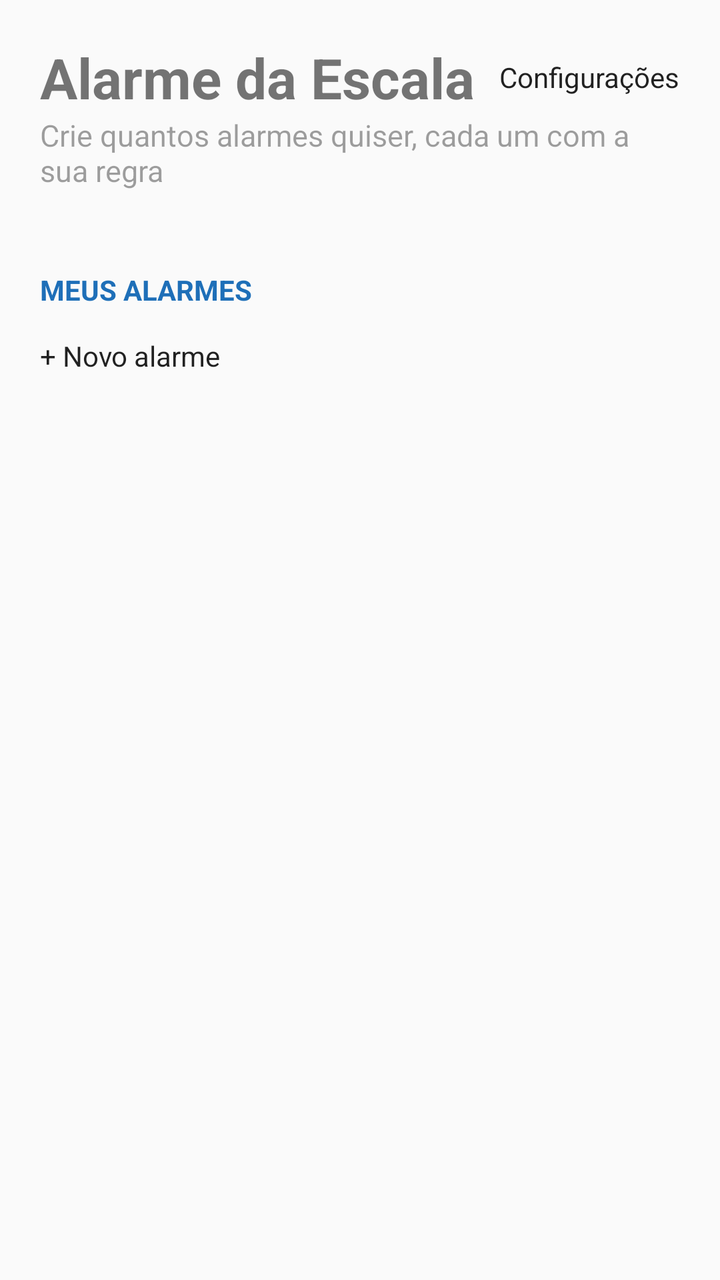
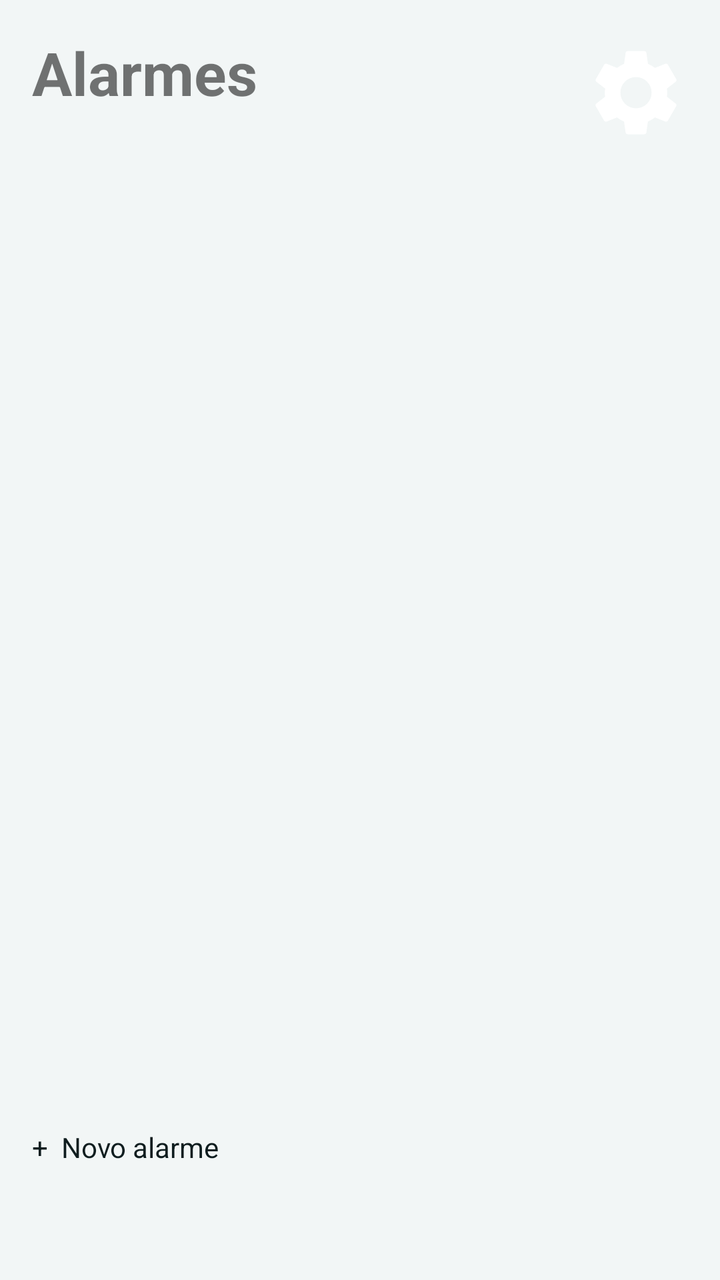

Compare the two renders of this Android layout. The source of the first and the diff that turns it into the second are given below.
<!-- AndroidManifest.xml: application theme Tema -->
<!-- res/layout/activity_main.xml -->
<?xml version="1.0" encoding="utf-8"?>
<ScrollView xmlns:android="http://schemas.android.com/apk/res/android"
    android:layout_width="match_parent"
    android:layout_height="match_parent"
    android:fitsSystemWindows="true">

    <LinearLayout
        android:layout_width="match_parent"
        android:layout_height="wrap_content"
        android:orientation="vertical"
        android:padding="20dp">

        <LinearLayout
            android:layout_width="match_parent"
            android:layout_height="wrap_content"
            android:gravity="center_vertical"
            android:orientation="horizontal">

            <TextView
                android:layout_width="0dp"
                android:layout_height="wrap_content"
                android:layout_weight="1"
                android:text="@string/app_name"
                android:textSize="28sp"
                android:textStyle="bold" />

            <Button
                android:id="@+id/btnConfig"
                android:layout_width="wrap_content"
                android:layout_height="wrap_content"
                android:text="Configurações" />
        </LinearLayout>

        <TextView
            android:layout_width="wrap_content"
            android:layout_height="wrap_content"
            android:layout_marginBottom="16dp"
            android:alpha="0.7"
            android:text="Crie quantos alarmes quiser, cada um com a sua regra"
            android:textSize="15sp" />

        <LinearLayout
            android:id="@+id/avisos"
            android:layout_width="match_parent"
            android:layout_height="wrap_content"
            android:orientation="vertical" />

        <TextView
            style="@style/Titulo"
            android:text="Meus alarmes" />

        <LinearLayout
            android:id="@+id/lista"
            android:layout_width="match_parent"
            android:layout_height="wrap_content"
            android:orientation="vertical" />

        <Button
            android:id="@+id/btnNovo"
            android:layout_width="match_parent"
            android:layout_height="wrap_content"
            android:layout_marginTop="8dp"
            android:text="+ Novo alarme" />
    </LinearLayout>
</ScrollView>
<!-- resources referenced by this layout -->
<resources>
  <string name="app_name">Alarme da Escala</string>
  <style name="Titulo">
          <item name="android:layout_width">wrap_content</item>
          <item name="android:layout_height">wrap_content</item>
          <item name="android:layout_marginTop">24dp</item>
          <item name="android:layout_marginBottom">6dp</item>
          <item name="android:textSize">14sp</item>
          <item name="android:textStyle">bold</item>
          <item name="android:textAllCaps">true</item>
          <item name="android:textColor">#1E6FB8</item>
      </style>
  <style name="Tema" parent="android:Theme.Material.Light.NoActionBar">
          <item name="android:colorPrimary">#1E6FB8</item>
          <item name="android:colorAccent">#1E6FB8</item>
          <item name="android:statusBarColor">#1E6FB8</item>
      </style>
</resources>

<!-- the commit's change to res/layout/activity_main.xml (unified diff, before → after) -->
@@ -1,65 +1,78 @@
 <?xml version="1.0" encoding="utf-8"?>
-<ScrollView xmlns:android="http://schemas.android.com/apk/res/android"
+<FrameLayout xmlns:android="http://schemas.android.com/apk/res/android"
     android:layout_width="match_parent"
     android:layout_height="match_parent"
     android:fitsSystemWindows="true">
 
-    <LinearLayout
+    <ScrollView
         android:layout_width="match_parent"
-        android:layout_height="wrap_content"
-        android:orientation="vertical"
-        android:padding="20dp">
+        android:layout_height="match_parent"
+        android:clipToPadding="false"
+        android:paddingBottom="100dp">
 
         <LinearLayout
+            android:id="@+id/conteudo"
             android:layout_width="match_parent"
             android:layout_height="wrap_content"
-            android:gravity="center_vertical"
-            android:orientation="horizontal">
+            android:orientation="vertical"
+            android:padding="16dp">
 
-            <TextView
-                android:layout_width="0dp"
+            <LinearLayout
+                android:layout_width="match_parent"
                 android:layout_height="wrap_content"
-                android:layout_weight="1"
-                android:text="@string/app_name"
-                android:textSize="28sp"
-                android:textStyle="bold" />
+                android:gravity="center_vertical"
+                android:orientation="horizontal">
 
-            <Button
-                android:id="@+id/btnConfig"
-                android:layout_width="wrap_content"
+                <LinearLayout
+                    android:layout_width="0dp"
+                    android:layout_height="wrap_content"
+                    android:layout_weight="1"
+                    android:orientation="vertical">
+
+                    <TextView
+                        android:id="@+id/titulo"
+                        android:layout_width="wrap_content"
+                        android:layout_height="wrap_content"
+                        android:text="Alarmes"
+                        android:textSize="30sp"
+                        android:textStyle="bold" />
+
+                    <TextView
+                        android:id="@+id/subtitulo"
+                        android:layout_width="wrap_content"
+                        android:layout_height="wrap_content"
+                        android:textSize="15sp" />
+                </LinearLayout>
+
+                <ImageButton
+                    android:id="@+id/btnConfig"
+                    android:layout_width="52dp"
+                    android:layout_height="52dp"
+                    android:contentDescription="Configurações"
+                    android:src="@drawable/ic_engrenagem" />
+            </LinearLayout>
+
+            <LinearLayout
+                android:id="@+id/avisos"
+                android:layout_width="match_parent"
                 android:layout_height="wrap_content"
-                android:text="Configurações" />
+                android:layout_marginTop="12dp"
+                android:orientation="vertical" />
+
+            <LinearLayout
+                android:id="@+id/lista"
+                android:layout_width="match_parent"
+                android:layout_height="wrap_content"
+                android:layout_marginTop="8dp"
+                android:orientation="vertical" />
         </LinearLayout>
+    </ScrollView>
 
-        <TextView
-            android:layout_width="wrap_content"
-            android:layout_height="wrap_content"
-            android:layout_marginBottom="16dp"
-            android:alpha="0.7"
-            android:text="Crie quantos alarmes quiser, cada um com a sua regra"
-            android:textSize="15sp" />
-
-        <LinearLayout
-            android:id="@+id/avisos"
-            android:layout_width="match_parent"
-            android:layout_height="wrap_content"
-            android:orientation="vertical" />
-
-        <TextView
-            style="@style/Titulo"
-            android:text="Meus alarmes" />
-
-        <LinearLayout
-            android:id="@+id/lista"
-            android:layout_width="match_parent"
-            android:layout_height="wrap_content"
-            android:orientation="vertical" />
-
-        <Button
-            android:id="@+id/btnNovo"
-            android:layout_width="match_parent"
-            android:layout_height="wrap_content"
-            android:layout_marginTop="8dp"
-            android:text="+ Novo alarme" />
-    </LinearLayout>
-</ScrollView>
+    <Button
+        android:id="@+id/btnNovo"
+        android:layout_width="match_parent"
+        android:layout_height="60dp"
+        android:layout_gravity="bottom"
+        android:layout_margin="16dp"
+        android:text="+  Novo alarme" />
+</FrameLayout>
<!-- resource entries referenced after the edit -->
@@ -1,20 +1,28 @@
 <!-- resources referenced by this layout -->
 <resources>
-  <string name="app_name">Alarme da Escala</string>
-  <style name="Titulo">
-          <item name="android:layout_width">wrap_content</item>
-          <item name="android:layout_height">wrap_content</item>
-          <item name="android:layout_marginTop">24dp</item>
-          <item name="android:layout_marginBottom">6dp</item>
-          <item name="android:textSize">14sp</item>
-          <item name="android:textStyle">bold</item>
-          <item name="android:textAllCaps">true</item>
-          <item name="android:textColor">#1E6FB8</item>
+  <!-- drawable ic_engrenagem (drawable) -->
+  <vector xmlns:android="http://schemas.android.com/apk/res/android"
+      android:width="24dp"
+      android:height="24dp"
+      android:viewportWidth="24"
+      android:viewportHeight="24">
+      <path
+          android:fillColor="#FFFFFFFF"
+          android:pathData="M19.14,12.94c0.04,-0.3 0.06,-0.61 0.06,-0.94c0,-0.32 -0.02,-0.64 -0.07,-0.94l2.03,-1.58c0.18,-0.14 0.23,-0.41 0.12,-0.61l-1.92,-3.32c-0.12,-0.22 -0.37,-0.29 -0.59,-0.22l-2.39,0.96c-0.5,-0.38 -1.03,-0.7 -1.62,-0.94L14.4,2.81c-0.04,-0.24 -0.24,-0.41 -0.48,-0.41h-3.84c-0.24,0 -0.43,0.17 -0.47,0.41L9.25,5.35C8.66,5.59 8.12,5.92 7.63,6.29L5.24,5.33c-0.22,-0.08 -0.47,0 -0.59,0.22L2.74,8.87C2.62,9.08 2.66,9.34 2.86,9.48l2.03,1.58C4.84,11.36 4.8,11.69 4.8,12s0.02,0.64 0.07,0.94l-2.03,1.58c-0.18,0.14 -0.23,0.41 -0.12,0.61l1.92,3.32c0.12,0.22 0.37,0.29 0.59,0.22l2.39,-0.96c0.5,0.38 1.03,0.7 1.62,0.94l0.36,2.54c0.05,0.24 0.24,0.41 0.48,0.41h3.84c0.24,0 0.44,-0.17 0.47,-0.41l0.36,-2.54c0.59,-0.24 1.13,-0.56 1.62,-0.94l2.39,0.96c0.22,0.08 0.47,0 0.59,-0.22l1.92,-3.32c0.12,-0.22 0.07,-0.47 -0.12,-0.61L19.14,12.94zM12,15.6c-1.98,0 -3.6,-1.62 -3.6,-3.6s1.62,-3.6 3.6,-3.6s3.6,1.62 3.6,3.6S13.98,15.6 12,15.6z" />
+  </vector>
+  <style name="Tema" parent="android:Theme.Material.Light.NoActionBar">
+          <item name="android:colorPrimary">@color/primary</item>
+          <item name="android:colorAccent">@color/primary</item>
+          <item name="android:windowBackground">@color/bg</item>
+          <item name="android:statusBarColor">@color/bg</item>
+          <item name="android:navigationBarColor">@color/bg</item>
+          <item name="android:windowLightStatusBar">true</item>
+          <item name="android:textColorPrimary">@color/ink</item>
+          <item name="android:textColorSecondary">@color/mute</item>
       </style>
-  <style name="Tema" parent="android:Theme.Material.Light.NoActionBar">
-          <item name="android:colorPrimary">#1E6FB8</item>
-          <item name="android:colorAccent">#1E6FB8</item>
-          <item name="android:statusBarColor">#1E6FB8</item>
-      </style>
+  <color name="primary">#00696B</color>
+  <color name="bg">#F2F6F6</color>
+  <color name="ink">#0F1D1F</color>
+  <color name="mute">#4A6064</color>
 </resources>
 
